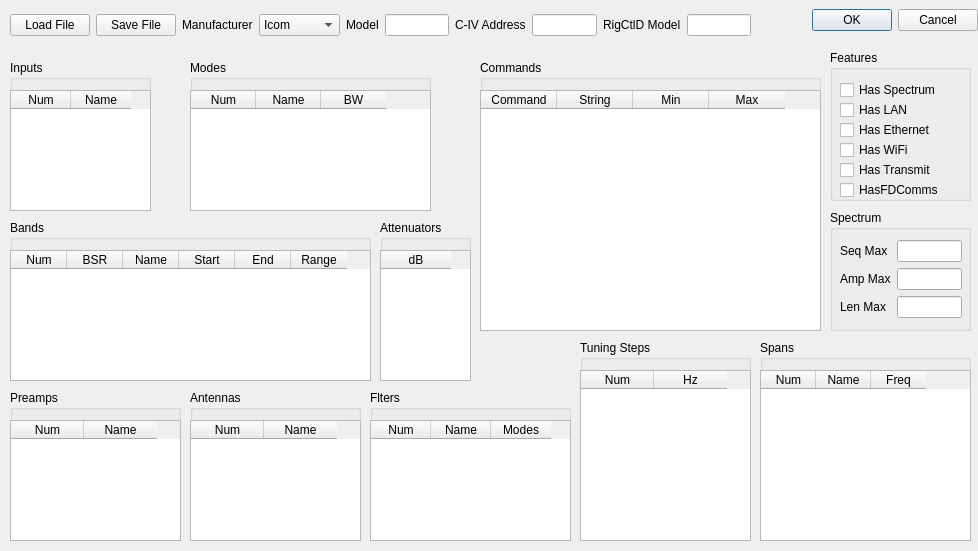
adecarolis/wfweb, file rigcreator.ui: the form before one commit.
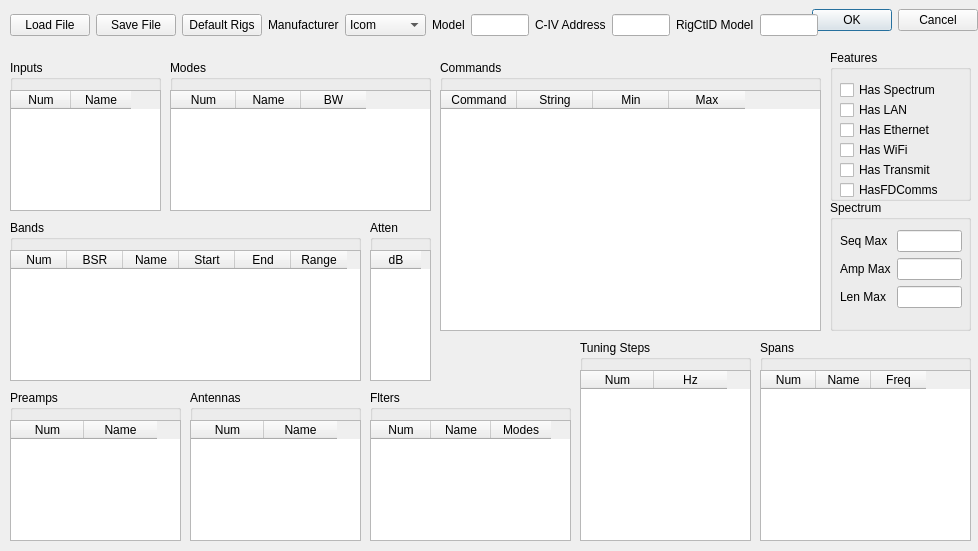
The form after the commit. Custom widgets are drawn as their Qt base class.

The edit to the form file:
```diff
--- a/rigcreator.ui
+++ b/rigcreator.ui
@@ -46,7 +46,7 @@
     <rect>
      <x>10</x>
      <y>10</y>
-     <width>741</width>
+     <width>808</width>
      <height>31</height>
     </rect>
    </property>
@@ -80,6 +80,13 @@
         </property>
        </spacer>
       </item>
+      <item>
+       <widget class="QPushButton" name="defaultRigs">
+        <property name="text">
+         <string>Default Rigs</string>
+        </property>
+       </widget>
+      </item>
       <item>
        <widget class="QLabel" name="label_3">
         <property name="text">
@@ -148,9 +155,9 @@
    <property name="geometry">
     <rect>
      <x>830</x>
-     <y>210</y>
+     <y>200</y>
      <width>141</width>
-     <height>121</height>
+     <height>131</height>
     </rect>
    </property>
    <property name="title">
@@ -214,21 +221,21 @@
   <widget class="QGroupBox" name="groupBox_2">
    <property name="geometry">
     <rect>
-     <x>380</x>
+     <x>370</x>
      <y>220</y>
-     <width>91</width>
+     <width>61</width>
      <height>161</height>
     </rect>
    </property>
    <property name="title">
-    <string>Attenuators</string>
+    <string>Atten</string>
    </property>
    <widget class="tableWidget" name="attenuators">
     <property name="geometry">
      <rect>
       <x>0</x>
       <y>30</y>
-      <width>91</width>
+      <width>61</width>
       <height>131</height>
      </rect>
     </property>
@@ -251,7 +258,7 @@
      <number>20</number>
     </attribute>
     <attribute name="horizontalHeaderDefaultSectionSize">
-     <number>70</number>
+     <number>50</number>
     </attribute>
     <attribute name="verticalHeaderVisible">
      <bool>false</bool>
@@ -271,7 +278,7 @@
     <rect>
      <x>10</x>
      <y>60</y>
-     <width>141</width>
+     <width>151</width>
      <height>151</height>
     </rect>
    </property>
@@ -283,7 +290,7 @@
      <rect>
       <x>0</x>
       <y>30</y>
-      <width>141</width>
+      <width>151</width>
       <height>121</height>
      </rect>
     </property>
@@ -400,7 +407,7 @@
     <rect>
      <x>10</x>
      <y>220</y>
-     <width>361</width>
+     <width>351</width>
      <height>161</height>
     </rect>
    </property>
@@ -412,7 +419,7 @@
      <rect>
       <x>0</x>
       <y>30</y>
-      <width>361</width>
+      <width>351</width>
       <height>131</height>
      </rect>
     </property>
@@ -484,9 +491,9 @@
   <widget class="QGroupBox" name="groupBox_6">
    <property name="geometry">
     <rect>
-     <x>190</x>
+     <x>170</x>
      <y>60</y>
-     <width>241</width>
+     <width>261</width>
      <height>151</height>
     </rect>
    </property>
@@ -498,7 +505,7 @@
      <rect>
       <x>0</x>
       <y>30</y>
-      <width>241</width>
+      <width>261</width>
       <height>121</height>
      </rect>
     </property>
@@ -552,9 +559,9 @@
   <widget class="QGroupBox" name="groupBox_8">
    <property name="geometry">
     <rect>
-     <x>480</x>
+     <x>440</x>
      <y>60</y>
-     <width>341</width>
+     <width>381</width>
      <height>271</height>
     </rect>
    </property>
@@ -566,7 +573,7 @@
      <rect>
       <x>0</x>
       <y>30</y>
-      <width>341</width>
+      <width>381</width>
       <height>241</height>
      </rect>
     </property>
```
